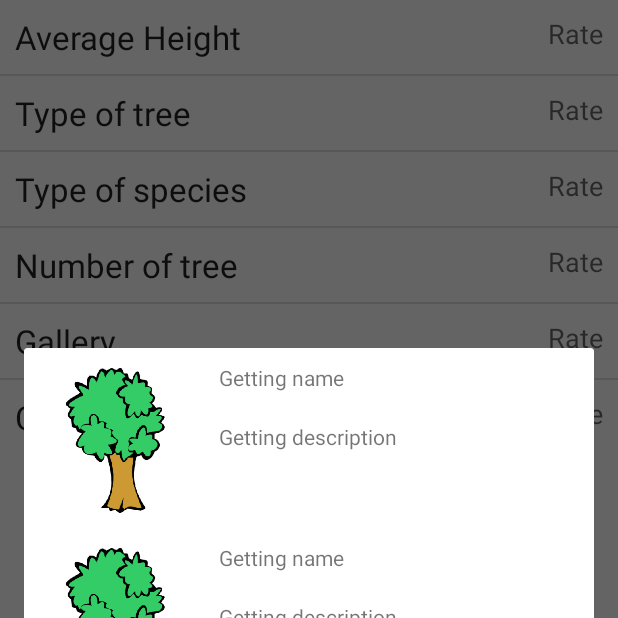
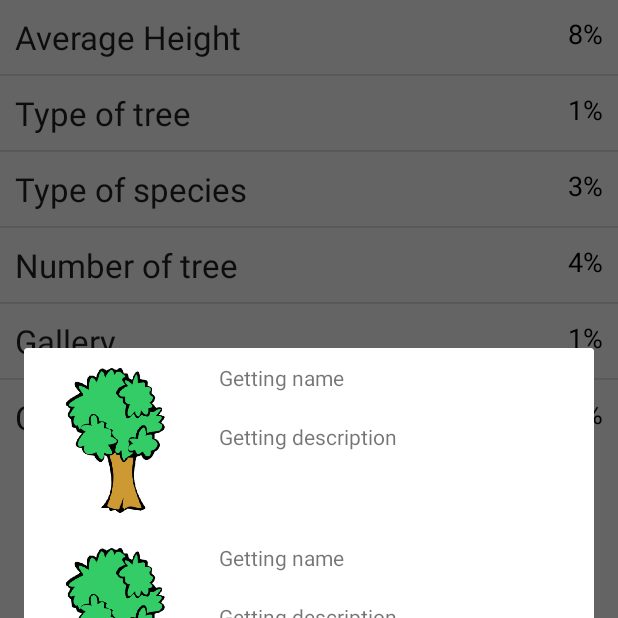
Before and after one commit to zi-yang-zhang/Plant-a-tree, an Android app: the screen it shows after launch (MainActivity), after a tap on "Type of tree", on a phone screen of 412 x 824 dp, the top half of it. Run offline under Robolectric (Android 15) with nearby library versions, the light colour scheme and no system bars; our stand-ins replace ButterKnife; libraries missing offline, so code that uses them is left out: com.google.api.client, com.plantatree.gcmbackend, rx.android.schedulers, rx.functions, rx.schedulers; 4 statements that could not run were skipped.

Commit message:
in progress

```diff
--- a/app/build.gradle
+++ b/app/build.gradle
@@ -35,7 +35,7 @@ dependencies {
 //    network dependencies
 
 
-    apt 'com.squareup.dagger:dagger-compiler:1.2.2'
+    provided 'com.squareup.dagger:dagger-compiler:1.2.2'
 
 
 
--- a/app/src/main/java/com/plantatree/plantatree/AbstractActivity.java
+++ b/app/src/main/java/com/plantatree/plantatree/AbstractActivity.java
@@ -2,6 +2,8 @@ package com.plantatree.plantatree;
 
 import android.app.Activity;
 import android.os.Bundle;
+
+import com.squareup.otto.EventBus;
 
 /**
  * Created by robertzhang on 2015-08-21.
@@ -10,11 +12,12 @@ public class AbstractActivity extends Activity {
 //	private ObjectGraph mObjectGraph;
 
 //	@Inject
-//	protected EventBus mEventBus;
+	protected EventBus mEventBus;
 
 	@Override
 	protected void onCreate(Bundle savedInstanceState) {
 		super.onCreate(savedInstanceState);
+		mEventBus = EventBus.newInstance();
 //		mObjectGraph = ObjectGraph.create(((AbstractApplication)getApplication()).getApplicationGraph());
 //		mObjectGraph.inject(this);
 	}
@@ -27,13 +30,13 @@ public class AbstractActivity extends Activity {
 	@Override
 	protected void onPostResume() {
 		super.onPostResume();
-//		mEventBus.register(this);
+		mEventBus.register(this);
 
 	}
 
 	@Override
 	protected void onPause() {
 		super.onPause();
-//		mEventBus.unregister(this);
+		mEventBus.unregister(this);
 	}
 }
--- a/app/src/main/java/com/plantatree/plantatree/MainActivity.java
+++ b/app/src/main/java/com/plantatree/plantatree/MainActivity.java
@@ -3,12 +3,14 @@ package com.plantatree.plantatree;
 import android.os.Bundle;
 
 import com.plantatree.plantatree.fragment.MainDataFragment;
+import com.plantatree.plantatree.receiver.GcmBroadcastReceiver;
 import com.plantatree.plantatree.util.FragmenUtil;
 
 /**
  * Created by robertzhang on 2015-08-21.
  */
 public class MainActivity extends AbstractActivity {
+
 	@Override
 	protected void onCreate(Bundle savedInstanceState) {
 		super.onCreate(savedInstanceState);
@@ -19,7 +21,15 @@ public class MainActivity extends AbstractActivity {
 	@Override
 	protected void onResume() {
 		super.onResume();
-		FragmenUtil.switchToRootFragment(this, new MainDataFragment());
+		if(getIntent().getAction()!=null){
+			if(getIntent().getAction().equals(GcmBroadcastReceiver.ACTION_UPDATE_STATUS)){
+				FragmenUtil.switchToRootFragment(this, MainDataFragment.newInstance(true));
+			}else {
+				FragmenUtil.switchToRootFragment(this, MainDataFragment.newInstance(false));
+			}
+		}else{
+			FragmenUtil.switchToRootFragment(this, MainDataFragment.newInstance(false));
+		}
 	}
 
 	@Override
--- a/app/src/main/java/com/plantatree/plantatree/adapter/MainAdapter.java
+++ b/app/src/main/java/com/plantatree/plantatree/adapter/MainAdapter.java
@@ -1,12 +1,14 @@
 package com.plantatree.plantatree.adapter;
 
 import android.content.Context;
+import android.graphics.Color;
 import android.view.View;
 import android.view.ViewGroup;
 import android.widget.ArrayAdapter;
 import android.widget.TextView;
 
 import com.plantatree.plantatree.R;
+import com.plantatree.plantatree.util.SharedPrefHelper;
 
 /**
  * Created by robertzhang on 2015-08-22.
@@ -42,6 +44,20 @@ public class MainAdapter extends ArrayAdapter<MainAdapter.DataType> {
 		}
 		if(DataType.getDataTypeById(position)!=null){
 			viewHolder.name.setText(DataType.getDataTypeById(position).getName());
+			SharedPrefHelper sharedPrefHelper = new SharedPrefHelper(mContext);
+			if(sharedPrefHelper.getRateChange()){
+				int oldRate = DataType.getRate(mContext, position);
+				int newRate = oldRate++;
+				DataType.setRate(mContext,position,newRate);
+				viewHolder.rate.setTextColor(Color.RED);
+				sharedPrefHelper.setRateChange(false);
+			}else{
+				viewHolder.rate.setTextColor(Color.BLACK);
+			}
+			String rate = DataType.getRate(mContext,position) + "%";
+
+			viewHolder.rate.setText(rate);
+
 		}
 		v.setTag(viewHolder);
 		return v;
@@ -65,10 +81,54 @@ public class MainAdapter extends ArrayAdapter<MainAdapter.DataType> {
 			this.name = name;
 		}
 
+
 		public String getName(){
 			return name;
 		}
+		public static int getRate(Context context, int id){
+			SharedPrefHelper sharedPrefHelper = new SharedPrefHelper(context);
+			switch (id){
+				case 0:
+					return sharedPrefHelper.getAverageHeight();
 
+				case 1:
+					return sharedPrefHelper.getTypeOfTree();
+				case 2:
+					return sharedPrefHelper.getNumberOfSpecies();
+				case 3:
+					return sharedPrefHelper.getNumberOfTree();
+				case 4:
+					return sharedPrefHelper.getGallery();
+				case 5:
+					return sharedPrefHelper.getContributor();
+			}
+			return 0;
+		}
+
+
+		public static void setRate(Context context, int id, int rate){
+			SharedPrefHelper sharedPrefHelper = new SharedPrefHelper(context);
+			switch (id){
+				case 0:
+					sharedPrefHelper.setAverageHeight(rate);
+					break;
+				case 1:
+					sharedPrefHelper.setTypeOfTree(rate);
+					break;
+				case 2:
+					sharedPrefHelper.setNumberOfSpecies(rate);
+					break;
+				case 3:
+					sharedPrefHelper.setNumberOfTree(rate);
+					break;
+				case 4:
+					sharedPrefHelper.setGallery(rate);
+					break;
+				case 5:
+					sharedPrefHelper.setContributor(rate);
+					break;
+			}
+		}
 		public static DataType getDataTypeById(int id){
 			for (DataType dataType: values()){
 				if(dataType.ordinal()==id){
@@ -78,6 +138,8 @@ public class MainAdapter extends ArrayAdapter<MainAdapter.DataType> {
 			return null;
 		}
 	}
+
+
 	class ViewHolder{
 		TextView name;
 		TextView rate;
--- a/app/src/main/java/com/plantatree/plantatree/fragment/AbstractDialogFragment.java
+++ b/app/src/main/java/com/plantatree/plantatree/fragment/AbstractDialogFragment.java
@@ -1,6 +1,10 @@
 package com.plantatree.plantatree.fragment;
 
 import android.app.DialogFragment;
+import android.os.Bundle;
+import android.util.Log;
+
+import com.squareup.otto.EventBus;
 
 /**
  * Created by robertzhang on 2015-08-21.
@@ -8,16 +12,25 @@ import android.app.DialogFragment;
 public class AbstractDialogFragment extends DialogFragment {
 
 //	@Inject
-//	protected EventBus mEventBus;
+protected EventBus mEventBus;
+
+	@Override
+	public void onCreate(Bundle savedInstanceState) {
+		super.onCreate(savedInstanceState);
+		mEventBus = EventBus.newInstance();
+	}
+
 	@Override
 	public void onResume() {
 		super.onResume();
-//		mEventBus.register(this);
+		Log.d(this.getClass().getName(), "registered bus");
+		mEventBus.register(this);
 	}
 
 	@Override
 	public void onPause() {
 		super.onPause();
-//		mEventBus.unregister(this);
+		Log.d(this.getClass().getName(), "unregistered bus");
+		mEventBus.unregister(this);
 	}
 }
--- a/app/src/main/java/com/plantatree/plantatree/fragment/AbstractFragment.java
+++ b/app/src/main/java/com/plantatree/plantatree/fragment/AbstractFragment.java
@@ -1,6 +1,10 @@
 package com.plantatree.plantatree.fragment;
 
 import android.app.Fragment;
+import android.os.Bundle;
+import android.util.Log;
+
+import com.squareup.otto.EventBus;
 
 /**
  * Created by robertzhang on 2015-08-21.
@@ -8,16 +12,25 @@ import android.app.Fragment;
 public class AbstractFragment extends Fragment {
 
 //	@Inject
-//	protected EventBus mEventBus;
+	protected EventBus mEventBus;
+
+	@Override
+	public void onCreate(Bundle savedInstanceState) {
+		super.onCreate(savedInstanceState);
+		mEventBus = EventBus.newInstance();
+	}
+
 	@Override
 	public void onResume() {
 		super.onResume();
-//		mEventBus.register(this);
+		Log.d(this.getClass().getName(), "registered bus");
+		mEventBus.register(this);
 	}
 
 	@Override
 	public void onPause() {
 		super.onPause();
-//		mEventBus.unregister(this);
+		Log.d(this.getClass().getName(), "unregistered bus");
+		mEventBus.unregister(this);
 	}
 }
--- a/app/src/main/java/com/plantatree/plantatree/fragment/MainDataFragment.java
+++ b/app/src/main/java/com/plantatree/plantatree/fragment/MainDataFragment.java
@@ -10,7 +10,9 @@ import android.widget.ListView;
 
 import com.plantatree.plantatree.R;
 import com.plantatree.plantatree.adapter.MainAdapter;
+import com.plantatree.plantatree.manager.bus.events.UpdateEvent;
 import com.plantatree.plantatree.util.FragmenUtil;
+import com.squareup.otto.Subscribe;
 
 /**
  * Created by robertzhang on 2015-08-22.
@@ -18,6 +20,16 @@ import com.plantatree.plantatree.util.FragmenUtil;
 public class MainDataFragment extends AbstractFragment implements AdapterView.OnItemClickListener {
 	private ListView mMainContainer;
 	private MainAdapter mAdapter;
+	private static final String UPDATE = "update";
+
+	public static MainDataFragment newInstance(boolean update){
+		MainDataFragment mainDataFragment = new MainDataFragment();
+		Bundle extra = new Bundle();
+		extra.putBoolean(UPDATE, update);
+		mainDataFragment.setArguments(extra);
+		return mainDataFragment;
+
+	}
 	@Override
 	public void onCreate(Bundle savedInstanceState) {
 		super.onCreate(savedInstanceState);
@@ -41,6 +53,11 @@ public class MainDataFragment extends AbstractFragment implements AdapterView.On
 		super.onViewCreated(view, savedInstanceState);
 		mMainContainer.setAdapter(mAdapter);
 		mMainContainer.setOnItemClickListener(this);
+		if(getArguments()!=null){
+			if(getArguments().getBoolean(UPDATE)){
+				mAdapter.notifyDataSetInvalidated();
+			}
+		}
 
 	}
 
@@ -73,4 +90,8 @@ public class MainDataFragment extends AbstractFragment implements AdapterView.On
 				break;
 		}
 	}
+	@Subscribe
+	public void handleUpdateEvent(UpdateEvent event){
+		mAdapter.notifyDataSetInvalidated();
+	}
 }
--- a/app/src/main/java/com/plantatree/plantatree/manager/dagger/DaggerManager.java
+++ b/app/src/main/java/com/plantatree/plantatree/manager/dagger/DaggerManager.java
@@ -10,7 +10,6 @@ public class DaggerManager {
 
 	public static List<Object> getDaggerModules(){
 		return Arrays.asList(
-				new BusModule(),
 				new ManagerModule(),
 				new ControllerModule()
 		);
--- /dev/null
+++ b/app/src/main/java/com/plantatree/plantatree/util/SharedPrefHelper.java
@@ -0,0 +1,75 @@
+package com.plantatree.plantatree.util;
+
+import android.content.Context;
+import android.content.SharedPreferences;
+
+/**
+ * Created by robertzhang on 2015-08-23.
+ */
+public class SharedPrefHelper {
+	SharedPreferences sharedPreferences;
+	private static final String RATE_CHANGE = "rate_change";
+	private static final String AVERAGE_HEIGHT = "average_height";
+	private static final String TYPE_OF_TREE = "type_of_tree";
+	private static final String NUMBER_OF_SPECIES = "number_of_species";
+	private static final String NUMBER_OF_TREE = "number_of_tree";
+	private static final String GALLERY = "gallery";
+	private static final String CONTRIBUTOR = "contributor";
+
+
+	public SharedPrefHelper(Context context){
+		sharedPreferences = context.getSharedPreferences("forest", Context.MODE_PRIVATE);
+	}
+
+	public void setRateChange(boolean change){
+		sharedPreferences.edit().putBoolean(RATE_CHANGE, change).commit();
+	}
+	public boolean getRateChange(){
+		return sharedPreferences.getBoolean(RATE_CHANGE, false);
+	}
+
+	public void setAverageHeight(int averageHeight){
+		sharedPreferences.edit().putInt(AVERAGE_HEIGHT, averageHeight).commit();
+	}
+	public int getAverageHeight(){
+		return sharedPreferences.getInt(AVERAGE_HEIGHT, 8);
+	}
+
+	public void setTypeOfTree(int typeOfTree){
+		sharedPreferences.edit().putInt(TYPE_OF_TREE, typeOfTree).commit();
+	}
+	public int getTypeOfTree(){
+		return sharedPreferences.getInt(TYPE_OF_TREE, 1);
+	}
+
+	public void setNumberOfSpecies(int numberOfSpecies){
+		sharedPreferences.edit().putInt(NUMBER_OF_SPECIES, numberOfSpecies).commit();
+	}
+	public int getNumberOfSpecies(){
+		return sharedPreferences.getInt(NUMBER_OF_SPECIES,3);
+	}
+	public void setNumberOfTree(int numberOfTree){
+		sharedPreferences.edit().putInt(NUMBER_OF_TREE, numberOfTree).commit();
+	}
+	public int getNumberOfTree(){
+		return sharedPreferences.getInt(NUMBER_OF_TREE,4);
+	}
+	public void setGallery(int gallery){
+		sharedPreferences.edit().putInt(GALLERY, gallery).commit();
+
+	}
+
+	public int getGallery(){
+		return sharedPreferences.getInt(GALLERY,1);
+
+	}
+
+	public void setContributor(int contributor){
+		sharedPreferences.edit().putInt(CONTRIBUTOR, contributor).commit();
+
+	}
+	public int getContributor(){
+		return sharedPreferences.getInt(CONTRIBUTOR, 4);
+	}
+
+}
--- a/app/src/main/java/com/squareup/otto/EventBus.java
+++ b/app/src/main/java/com/squareup/otto/EventBus.java
@@ -7,6 +7,13 @@ import android.util.Log;
  */
 public class EventBus extends Bus{
 	private static final String  TAG = EventBus.class.getName();
+	private static EventBus instance;
+	public static EventBus newInstance(){
+		if(instance == null){
+			instance = new EventBus();
+		}
+		return instance;
+	}
 	@Override
 	public void post(Object event) {
 		Exception ex = new Exception();
```
Also changed, not shown: app/src/main/java/com/plantatree/plantatree/manager/bus/events/UpdateEvent.java (added, +7 -0 lines), app/src/main/java/com/plantatree/plantatree/manager/dagger/ManagerModule.java (+15 -8 lines), app/src/main/java/com/plantatree/plantatree/receiver/GcmBroadcastReceiver.java (+36 -3 lines), app/src/main/java/com/plantatree/plantatree/util/ForestDataBase.java (added, +43 -0 lines).
